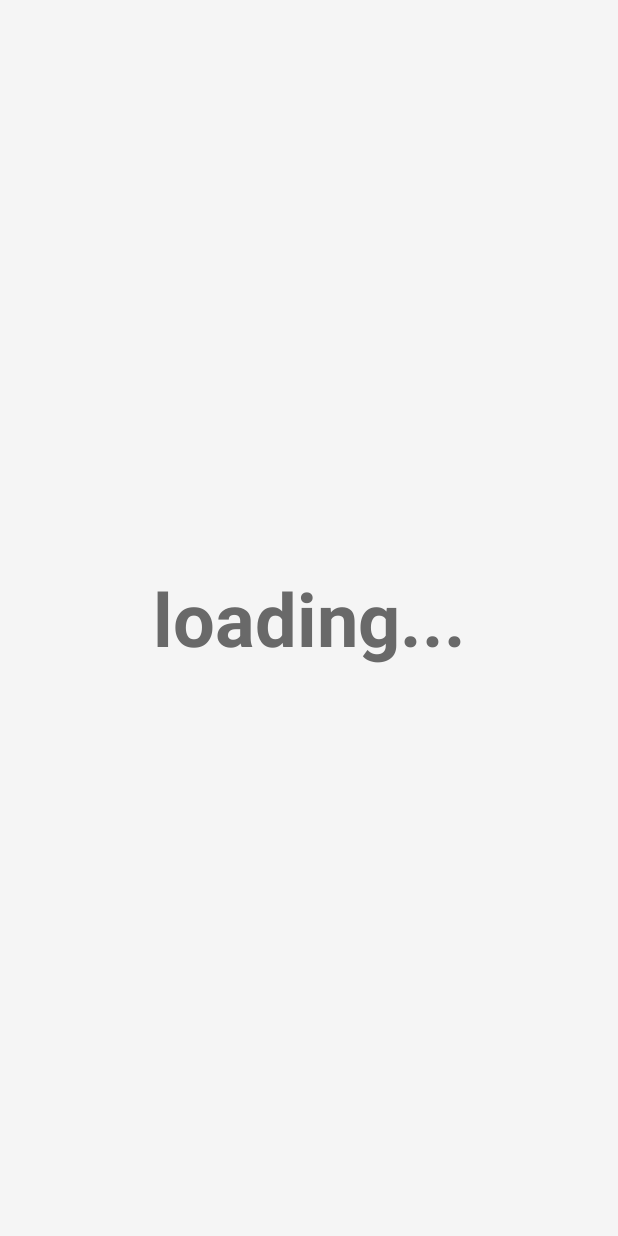
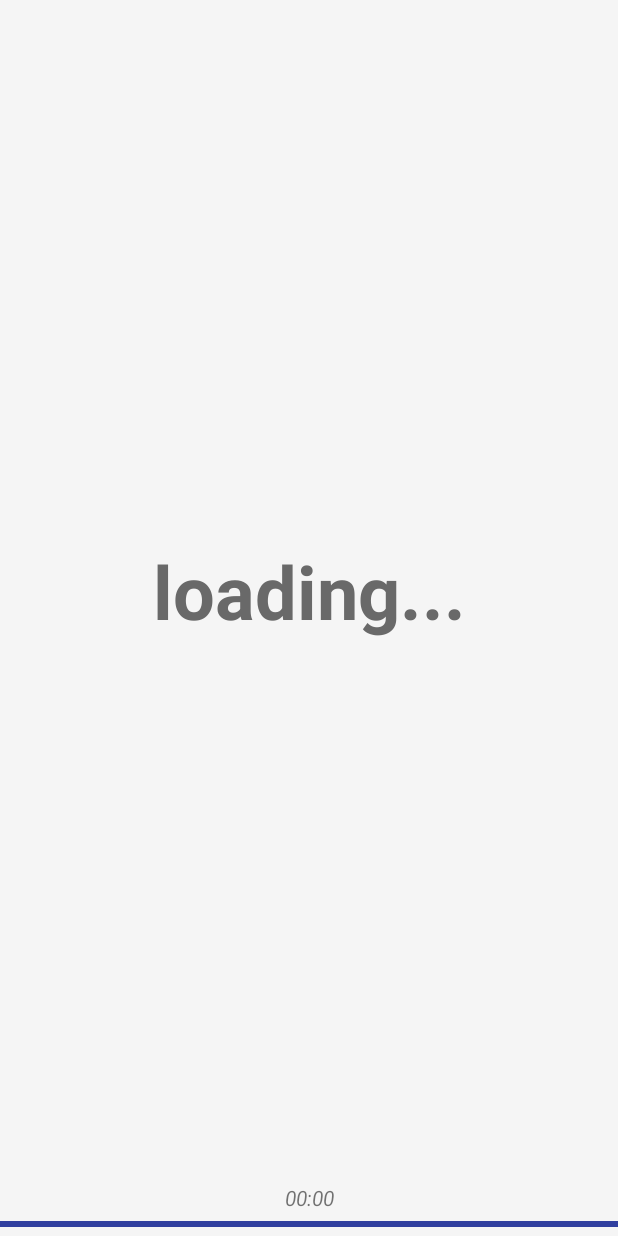
Before and after one commit to AlmostCT/cookmate-android, an Android app: the CookingActivity screen opened directly, with no data from a screen before it, on a phone screen of 412 x 824 dp. Run offline under Robolectric (Android 15) with nearby library versions, the phone set to English and light mode, and no system bars; libraries missing offline, so code that uses them is left out: com.marcinmoskala.activitystarter; 7 statements that could not run were skipped.

Commit message:
Countdown timer

```diff
--- a/app/src/main/java/almostct/top/foodhack/model/DummyData.kt
+++ b/app/src/main/java/almostct/top/foodhack/model/DummyData.kt
@@ -12,7 +12,7 @@ object DummyData {
         1,
         "Взбейте яйца",
         "Взбейте яйца с сахаром, постепенно введите муку и соль.",
-        0,
+        30,
         listOf(eggs, sugar, flour, salt)
     )
 
--- a/app/src/main/java/almostct/top/foodhack/model/Stub.kt
+++ b/app/src/main/java/almostct/top/foodhack/model/Stub.kt
@@ -28,7 +28,7 @@ data class ReceiptStep(
     val stepId: Int,
     val shortDescription: String,
     val longDescription: String,
-    val time: Long,
+    val time: Long, // seconds
     val products: List<Product>
 ) : Parcelable
 
--- a/app/src/main/java/almostct/top/foodhack/ui/cooking/CookingActivity.kt
+++ b/app/src/main/java/almostct/top/foodhack/ui/cooking/CookingActivity.kt
@@ -6,6 +6,7 @@ import almostct.top.foodhack.model.Receipt
 import almostct.top.foodhack.ui.common.InjectableActivity
 import android.annotation.SuppressLint
 import android.os.Bundle
+import android.os.CountDownTimer
 import android.os.Handler
 import android.support.v4.app.NavUtils
 import android.support.v4.view.GestureDetectorCompat
@@ -14,9 +15,11 @@ import android.view.GestureDetector
 import android.view.MenuItem
 import android.view.MotionEvent
 import android.view.View
+import android.widget.ProgressBar
 import android.widget.TextView
 import com.marcinmoskala.activitystarter.argExtra
 import icepick.State
+import kotterknife.bindView
 import java.lang.Math.abs
 
 
@@ -30,14 +33,18 @@ class CookingActivity : InjectableActivity() {
     var currentRecipe: Receipt by argExtra()
 
     private val mHideHandler = Handler()
-    private lateinit var mContentView: TextView
+    private lateinit var mContentView: View
+    private val contentText by bindView<TextView>(R.id.fullscreen_content_text)
+    private val progress by bindView<ProgressBar>(R.id.step_progress)
+    private val countdownText by bindView<TextView>(R.id.step_countdown)
+
     private val mHidePart2Runnable = Runnable {
         // Delayed removal of status and navigation bar
 
         // Note that some of these constants are new as of API 16 (Jelly Bean)
         // and API 19 (KitKat). It is safe to use them, as they are inlined
         // at compile-time and do nothing on earlier devices.
-        mContentView!!.systemUiVisibility = (View.SYSTEM_UI_FLAG_LOW_PROFILE
+        mContentView.systemUiVisibility = (View.SYSTEM_UI_FLAG_LOW_PROFILE
                 or View.SYSTEM_UI_FLAG_FULLSCREEN
                 or View.SYSTEM_UI_FLAG_LAYOUT_STABLE
                 or View.SYSTEM_UI_FLAG_IMMERSIVE_STICKY
@@ -75,7 +82,7 @@ class CookingActivity : InjectableActivity() {
 
         mVisible = true
         mControlsView = findViewById(R.id.fullscreen_content_controls)
-        mContentView = findViewById(R.id.fullscreen_content) as TextView
+        mContentView = findViewById(R.id.fullscreen_content)
 
         // Set up the user interaction to manually show or hide the system UI.
         mContentView.setOnClickListener { toggle() }
@@ -108,7 +115,9 @@ class CookingActivity : InjectableActivity() {
         // created, to briefly hint to the user that UI controls
         // are available.
         delayedHide(100)
-        updateUI()
+
+        if (savedInstanceState == null) currentStepTimeLeft = currentRecipe.steps[currentStep].time
+        updateStep()
     }
 
     override fun onOptionsItemSelected(item: MenuItem): Boolean {
@@ -180,6 +189,8 @@ class CookingActivity : InjectableActivity() {
          * and a change of the status and navigation bar.
          */
         private val UI_ANIMATION_DELAY = 300
+
+        private const val LOG_TAG = "COOKING"
     }
 
     /// === START USER SHIT ===
@@ -188,17 +199,56 @@ class CookingActivity : InjectableActivity() {
     @State
     var currentStep: Int = 0
 
-    private fun nextStep() {
-        currentStep = (currentStep + 1).coerceIn(0, currentRecipe.steps.size - 1)
-        updateUI()
+    @JvmField
+    @State
+    var currentStepTimeLeft: Long = 0
+
+    private lateinit var countDown: CountDownTimer
+
+    private fun nextStep() = incState(1)
+
+    private fun previousStep() = incState(-1)
+
+    private fun incState(delta: Int) {
+        currentStep = (currentStep + delta).coerceIn(0, currentRecipe.steps.size - 1)
+        currentStepTimeLeft = currentRecipe.steps[currentStep].time
+        if (currentStepTimeLeft == 0L) { // no time on this step
+            countdownText.visibility = View.GONE
+        } else {
+            countdownText.visibility = View.VISIBLE
+        }
+        countDown.cancel()
+        updateStep()
     }
 
-    private fun previousStep() {
-        currentStep = (currentStep - 1).coerceIn(0, currentRecipe.steps.size - 1)
-        updateUI()
+    private fun percentage(a: Long, b: Long) = 100 - (a.toDouble() / b.toDouble() * 100).toInt()
+
+    private fun formatSeconds(sec: Long) =
+        "${(sec / 60).toString().padStart(2, '0')}:${(sec % 60).toString().padStart(2, '0')}"
+
+    private fun updateStep() {
+        contentText.text = currentRecipe.steps[currentStep].longDescription
+        val totalTime = currentRecipe.steps[currentStep].time
+        progress.setProgress(percentage(currentStepTimeLeft, totalTime), false)
+        countdownText.text = formatSeconds(currentStepTimeLeft)
+        countDown = object : CountDownTimer(currentStepTimeLeft * 1000, 1000) {
+            override fun onFinish() {
+                Log.d(LOG_TAG, "Finish")
+                currentStepTimeLeft = 0
+            }
+
+            override fun onTick(millisUntilFinished: Long) {
+                Log.d(LOG_TAG, "on timer tick: $millisUntilFinished")
+                currentStepTimeLeft -= 1
+                progress.setProgress(percentage(currentStepTimeLeft, totalTime), false)
+                countdownText.text = formatSeconds(currentStepTimeLeft)
+            }
+        }
+        countDown.start()
     }
 
-    private fun updateUI() {
-        mContentView.text = currentRecipe.steps[currentStep].longDescription
+    override fun onBackPressed() {
+        countDown.cancel()
+        super.onBackPressed()
     }
 }
--- a/app/src/main/res/layout/activity_cooking.xml
+++ b/app/src/main/res/layout/activity_cooking.xml
@@ -8,16 +8,41 @@
     <!-- The primary full-screen view. This can be replaced with whatever view
          is needed to present your content, e.g. VideoView, SurfaceView,
          TextureView, etc. -->
-    <almostct.top.foodhack.ui.common.AutoResizeTextView
+    <LinearLayout
         android:id="@+id/fullscreen_content"
         android:layout_width="match_parent"
         android:layout_height="match_parent"
+        android:orientation="vertical">
+
+        <almostct.top.foodhack.ui.common.AutoResizeTextView
+            android:id="@+id/fullscreen_content_text"
+            android:layout_width="match_parent"
+            android:layout_height="0dp"
+            android:layout_weight="1"
             android:gravity="center"
             android:keepScreenOn="true"
             android:text="loading..."
             android:textColor="#696969"
             android:textSize="50sp"
             android:textStyle="bold" />
+
+        <TextView
+            android:layout_width="match_parent"
+            android:layout_height="wrap_content"
+            android:textSize="14sp"
+            android:textStyle="italic"
+            android:gravity="center"
+            android:id="@+id/step_countdown" />
+
+        <ProgressBar
+            android:layout_width="match_parent"
+            android:layout_height="wrap_content"
+            style="?android:attr/progressBarStyleHorizontal"
+            android:max="100"
+            android:progress="20"
+            android:visibility="visible"
+            android:id="@+id/step_progress" />
+    </LinearLayout>
 
     <!-- This FrameLayout insets its children based on system windows using
          android:fitsSystemWindows. -->
```
Lines whose indentation alone changed are shown as unchanged.
